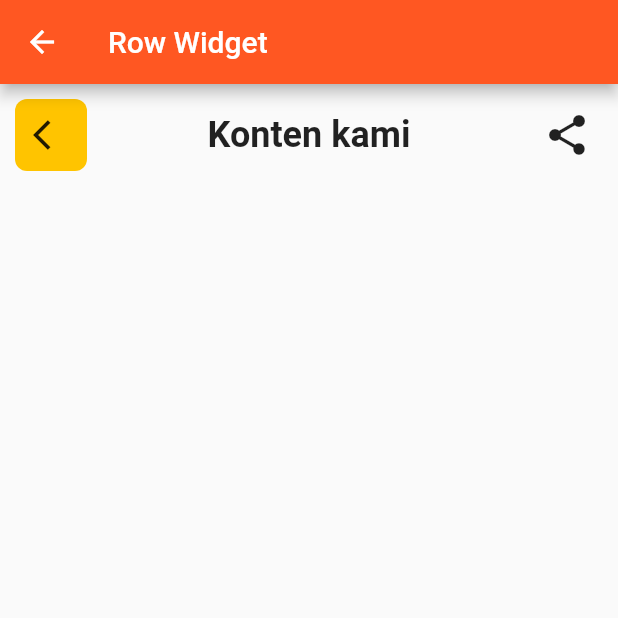
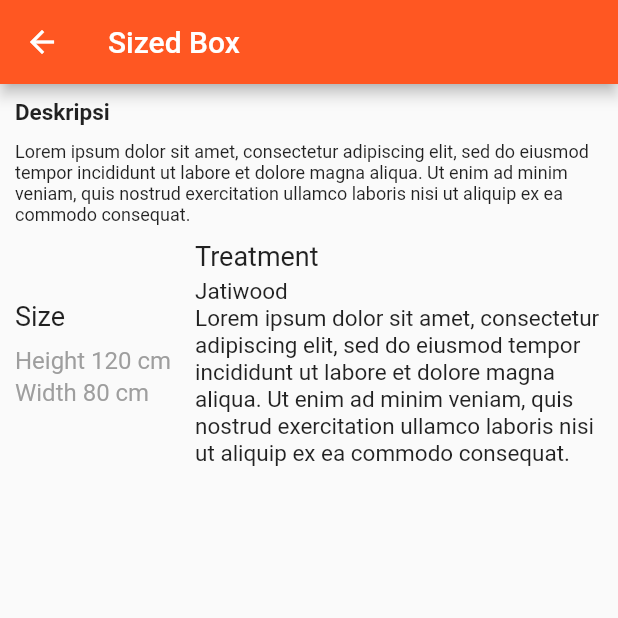
Before and after one commit to efrizalnf/flutter_widget, a Flutter app: the screen it shows after launch, on a phone screen of 412 x 824 dp, the top half of it. Run offline on Flutter 3.47's test engine with Material 2 defaults, Android fonts, the phone set to English and light mode, and no system bars; our stand-ins replace flutter_svg, syncfusion_flutter_charts.

Commit message:
added sized box widget

```diff
--- a/lib/main.dart
+++ b/lib/main.dart
@@ -6,6 +6,7 @@ import 'package:project_flutter_pertama/meet_2/ch4topic2/basic_layout/center_wid
 import 'package:project_flutter_pertama/meet_2/ch4topic2/basic_layout/column_widget.dart';
 import 'package:project_flutter_pertama/meet_2/ch4topic2/basic_layout/listview_widget.dart';
 import 'package:project_flutter_pertama/meet_2/ch4topic2/basic_layout/padding_widget.dart';
+import 'package:project_flutter_pertama/meet_2/ch4topic2/basic_layout/sizedbox_widget.dart';
 import 'package:project_flutter_pertama/meet_2/ch4topic2/basic_widget/text_widget.dart';
 import 'package:project_flutter_pertama/meet_2/ch4topic2/navigation/sliver_widget.dart';
 import 'package:project_flutter_pertama/tugas/basic-form/dialog_widget.dart';
@@ -18,6 +19,7 @@ import 'package:project_flutter_pertama/tugas/basic-layout/gridviewwidget.dart';
 import 'package:project_flutter_pertama/tugas/basic-layout/listviewwidget.dart';
 import 'package:project_flutter_pertama/tugas/basic-layout/paddingwidget.dart';
 import 'package:project_flutter_pertama/tugas/basic-layout/rowwidget.dart';
+import 'package:project_flutter_pertama/tugas/basic-layout/sizedboxwidget.dart';
 import 'package:project_flutter_pertama/tugas/fic_column_widget.dart';
 import 'package:project_flutter_pertama/tugas/stateless_statefull.dart';
 
@@ -38,7 +40,7 @@ class MyApp extends StatelessWidget {
       theme: ThemeData(
         primarySwatch: Colors.deepOrange,
       ),
-      home: MyRowWidget(),
+      home: MySizedBoxWidget(),
     );
   }
 }
--- /dev/null
+++ b/lib/tugas/basic-layout/sizedboxwidget.dart
@@ -0,0 +1,104 @@
+import 'package:flutter/src/widgets/framework.dart';
+import 'package:flutter/src/widgets/placeholder.dart';
+
+import "package:flutter/material.dart";
+import 'package:project_flutter_pertama/tugas/basic-form/helper.dart';
+
+class MySizedBoxWidget extends StatelessWidget {
+  const MySizedBoxWidget({super.key});
+
+  @override
+  Widget build(BuildContext context) {
+    return Scaffold(
+      appBar: const CustomAppbar(titleValue: "Sized Box"),
+      body: Container(
+        padding: const EdgeInsets.all(10.0),
+        child: Column(
+          crossAxisAlignment: CrossAxisAlignment.start,
+          children: [
+            const Text(
+              "Deskripsi",
+              style: TextStyle(
+                fontSize: 15.0,
+                fontWeight: FontWeight.bold,
+              ),
+            ),
+            const SizedBox(height: 10.0),
+            const Text(
+              "Lorem ipsum dolor sit amet, consectetur adipiscing elit, sed do eiusmod tempor incididunt ut labore et dolore magna aliqua. Ut enim ad minim veniam, quis nostrud exercitation ullamco laboris nisi ut aliquip ex ea commodo consequat.",
+              style: TextStyle(
+                fontSize: 12.0,
+              ),
+            ),
+            const SizedBox(
+              height: 10.0,
+            ),
+            Row(
+              children: [
+                Column(
+                  crossAxisAlignment: CrossAxisAlignment.start,
+                  children: const [
+                    Text(
+                      "Size",
+                      style: TextStyle(
+                        fontSize: 18.0,
+                      ),
+                    ),
+                    SizedBox(
+                      height: 10.0,
+                    ),
+                    Text(
+                      "Height 120 cm",
+                      style: TextStyle(
+                        fontSize: 16.0,
+                        color: Colors.grey,
+                        fontWeight: FontWeight.normal,
+                      ),
+                    ),
+                    SizedBox(height: 2.0),
+                    Text(
+                      "Width 80 cm",
+                      style: TextStyle(
+                        fontSize: 16.0,
+                        color: Colors.grey,
+                        fontWeight: FontWeight.normal,
+                      ),
+                    ),
+                  ],
+                ),
+                const SizedBox(width: 16),
+                SizedBox(
+                  width: MediaQuery.of(context).size.width / 1.5,
+                  child: Column(
+                    crossAxisAlignment: CrossAxisAlignment.start,
+                    children: const [
+                      Text(
+                        "Treatment",
+                        style: TextStyle(
+                          fontSize: 18.0,
+                        ),
+                      ),
+                      SizedBox(height: 4.0),
+                      Text(
+                        "Jatiwood",
+                        style: TextStyle(
+                          fontSize: 15.0,
+                        ),
+                      ),
+                      Text(
+                        "Lorem ipsum dolor sit amet, consectetur adipiscing elit, sed do eiusmod tempor incididunt ut labore et dolore magna aliqua. Ut enim ad minim veniam, quis nostrud exercitation ullamco laboris nisi ut aliquip ex ea commodo consequat.",
+                        style: TextStyle(
+                          fontSize: 15.0,
+                        ),
+                      ),
+                    ],
+                  ),
+                ),
+              ],
+            ),
+          ],
+        ),
+      ),
+    );
+  }
+}
```
